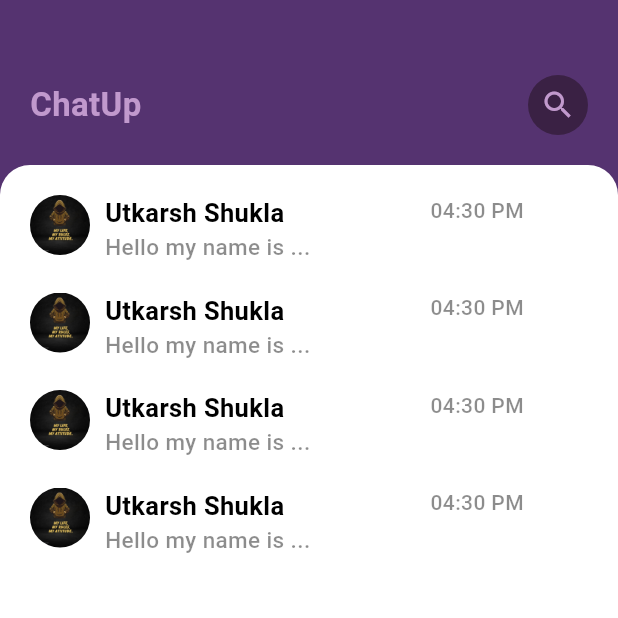
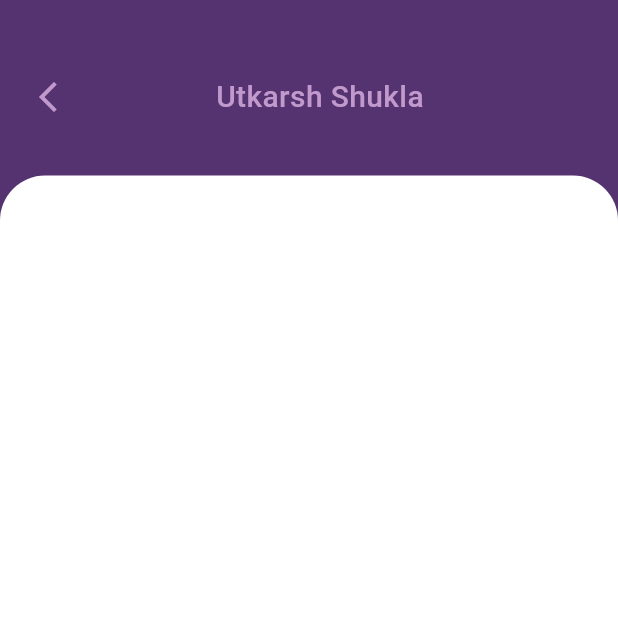
Before and after one commit to UtkarshShukla706/Flutter-App, a Flutter app: the screen it shows after launch, on a phone screen of 412 x 824 dp, the top half of it. Run offline on Flutter 3.47's test engine with Material 3 defaults, Android fonts, the phone set to English and light mode, and no system bars; our stand-ins replace device_preview_plus, firebase_core; accounts and stored records are empty.

Commit message:
adding the chatpage for the chatapp and removal of the images form po to mo and to adding the assets path to the pubspec.yaml file

```diff
--- a/lib/main.dart
+++ b/lib/main.dart
@@ -2,7 +2,8 @@ import 'package:device_preview_plus/device_preview_plus.dart';
 import 'package:firebase_core/firebase_core.dart';
 import 'package:flutter/material.dart';
 import 'package:newpro1/firebase_options.dart';
-import 'package:newpro1/pages/home.dart';
+import 'package:newpro1/pages/chatpage.dart';
+// import 'package:newpro1/pages/home.dart';
 
 // import 'package:newpro1/pages/signin.dart';
 // import 'package:newpro1/pages/signup.dart';
@@ -45,7 +46,7 @@ class MyApp extends StatelessWidget {
       ),
       themeMode: ThemeMode.system,
       // home: Home(),
-       home: Home(),
+       home: Chatpage(),
     );
   }
 }
--- /dev/null
+++ b/lib/pages/chatpage.dart
@@ -0,0 +1,48 @@
+import 'package:flutter/material.dart';
+class Chatpage extends StatefulWidget {
+  const Chatpage({super.key});
+
+  @override
+  State<Chatpage> createState() => _ChatpageState();
+}
+
+class _ChatpageState extends State<Chatpage> {
+  @override
+  Widget build(BuildContext context) {
+    return Scaffold(
+      backgroundColor: Color(0xFF553370),
+      body:Container(
+        margin: EdgeInsets.only(top:50.0),
+        child:Column(
+          children: [
+            Padding(
+              padding: const EdgeInsets.only(left:20.0),
+              child: Row(
+                children: [
+                  Icon(Icons.arrow_back_ios_new_outlined,color: Color(0xffc199cd),),
+                  SizedBox(width: 100.0,),
+                  Text(
+                    "Utkarsh Shukla",style:TextStyle(
+                      color:Color(0xffc199cd),
+                      fontSize: 20.0,
+                      fontWeight: FontWeight.w500
+                    )
+                  )
+                ],
+              ),
+            ),
+            SizedBox(height: 38.0,),
+            Container(
+              width:MediaQuery.of(context).size.width,
+              height: MediaQuery.of(context).size.height/1.15,
+              decoration: BoxDecoration(
+                color: Colors.white,
+                borderRadius: BorderRadius.only(topLeft: Radius.circular(30.0),topRight: Radius.circular(30.0))
+              ),
+            )
+          ],
+        )
+      )
+    );
+  }
+}
--- a/lib/pages/home.dart
+++ b/lib/pages/home.dart
@@ -58,13 +58,13 @@ class _HomeState extends State<Home> {
               ),
               child: Column(
                 children: [
-                  Row(
+                   Row(
                     crossAxisAlignment: CrossAxisAlignment.start,
                     children: [
                       ClipRRect(
                         borderRadius: BorderRadius.circular(60),
                         child: Image.asset(
-                          "images/po.jpg",
+                          "images/to.jpg",
                           height: 40,
                           width: 40,
                           fit: BoxFit.cover,
@@ -92,7 +92,7 @@ class _HomeState extends State<Home> {
                           ),
                         ],
                       ),
-                      SizedBox(width: 80.0,),
+                      Spacer(),
 
                       Text("04:30 PM",style: TextStyle(
                         color: Colors.black45,
@@ -100,14 +100,14 @@ class _HomeState extends State<Home> {
                       ),)
                     ],
                   ),
-                  SizedBox(height: 20.0,),
+                   SizedBox(height: 30.0,),
                    Row(
                     crossAxisAlignment: CrossAxisAlignment.start,
                     children: [
                       ClipRRect(
                         borderRadius: BorderRadius.circular(60),
                         child: Image.asset(
-                          "images/po.jpg",
+                          "images/mo.jpg",
                           height: 40,
                           width: 40,
                           fit: BoxFit.cover,
@@ -118,7 +118,7 @@ class _HomeState extends State<Home> {
                         crossAxisAlignment: CrossAxisAlignment.start,
                         children: [
                           Text(
-                            "Utkarsh Shukla",
+                            "Ved Prakash",
                             style: TextStyle(
                               color: Colors.black,
                               fontSize: 17.0,
@@ -126,7 +126,7 @@ class _HomeState extends State<Home> {
                             ),
                           ),
                           Text(
-                            "Hello my name is ...",
+                            "How Are You ...",
                             style: TextStyle(
                               color: Colors.black45,
                               fontSize: 15.0,
@@ -135,93 +135,7 @@ class _HomeState extends State<Home> {
                           ),
                         ],
                       ),
-                      SizedBox(width: 80.0,),
-
-                      Text("04:30 PM",style: TextStyle(
-                        color: Colors.black45,
-                        fontSize:14.0,fontWeight: FontWeight.w500
-                      ),)
-                    ],
-                  ),
-                   SizedBox(height: 20.0,),
-                   Row(
-                    crossAxisAlignment: CrossAxisAlignment.start,
-                    children: [
-                      ClipRRect(
-                        borderRadius: BorderRadius.circular(60),
-                        child: Image.asset(
-                          "images/po.jpg",
-                          height: 40,
-                          width: 40,
-                          fit: BoxFit.cover,
-                        ),
-                      ),
-                      SizedBox(width: 10.0),
-                      Column(
-                        crossAxisAlignment: CrossAxisAlignment.start,
-                        children: [
-                          Text(
-                            "Utkarsh Shukla",
-                            style: TextStyle(
-                              color: Colors.black,
-                              fontSize: 17.0,
-                              fontWeight: FontWeight.bold,
-                            ),
-                          ),
-                          Text(
-                            "Hello my name is ...",
-                            style: TextStyle(
-                              color: Colors.black45,
-                              fontSize: 15.0,
-                              fontWeight: FontWeight.w500,
-                            ),
-                          ),
-                        ],
-                      ),
-                      SizedBox(width: 80.0,),
-
-                      Text("04:30 PM",style: TextStyle(
-                        color: Colors.black45,
-                        fontSize:14.0,fontWeight: FontWeight.w500
-                      ),)
-                    ],
-                  ),
-                   SizedBox(height: 20.0,),
-                   Row(
-                    crossAxisAlignment: CrossAxisAlignment.start,
-                    children: [
-                      ClipRRect(
-                        borderRadius: BorderRadius.circular(60),
-                        child: Image.asset(
-                          "images/po.jpg",
-                          height: 40,
-                          width: 40,
-                          fit: BoxFit.cover,
-                        ),
-                      ),
-                      SizedBox(width: 10.0),
-                      Column(
-                        crossAxisAlignment: CrossAxisAlignment.start,
-                        children: [
-                          Text(
-                            "Utkarsh Shukla",
-                            style: TextStyle(
-                              color: Colors.black,
-                              fontSize: 17.0,
-                              fontWeight: FontWeight.bold,
-                            ),
-                          ),
-                          Text(
-                            "Hello my name is ...",
-                            style: TextStyle(
-                              color: Colors.black45,
-                              fontSize: 15.0,
-                              fontWeight: FontWeight.w500,
-                            ),
-                          ),
-                        ],
-                      ),
-                      SizedBox(width: 80.0,),
+                      Spacer(),
 
                       Text("04:30 PM",style: TextStyle(
                         color: Colors.black45,
--- a/pubspec.yaml
+++ b/pubspec.yaml
@@ -62,8 +62,10 @@ flutter:
 
   # To add assets to your application, add an assets section, like this:
   assets:
-    - images/po.jpg
-  #   - images/a_dot_ham.jpeg
+    - images/
+
+
+
 
   # An image asset can refer to one or more resolution-specific "variants", see
   # https://flutter.dev/to/resolution-aware-images
```
Also changed, not shown: images/mo.jpg (added), images/po.jpg (deleted), images/to.jpg (added).
